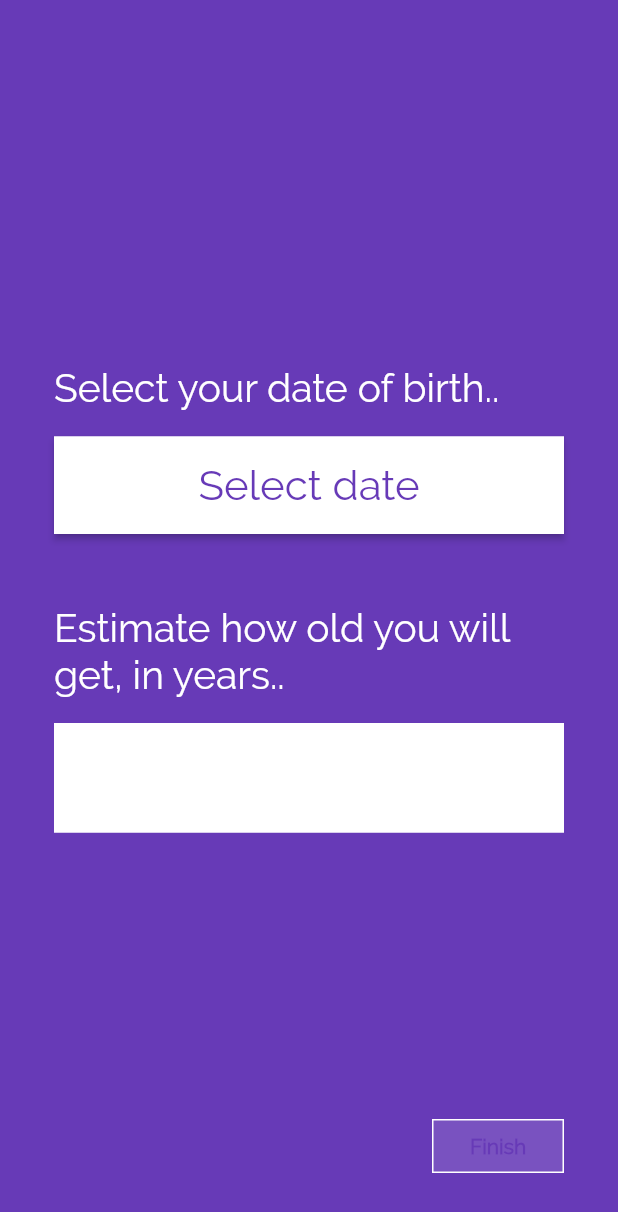
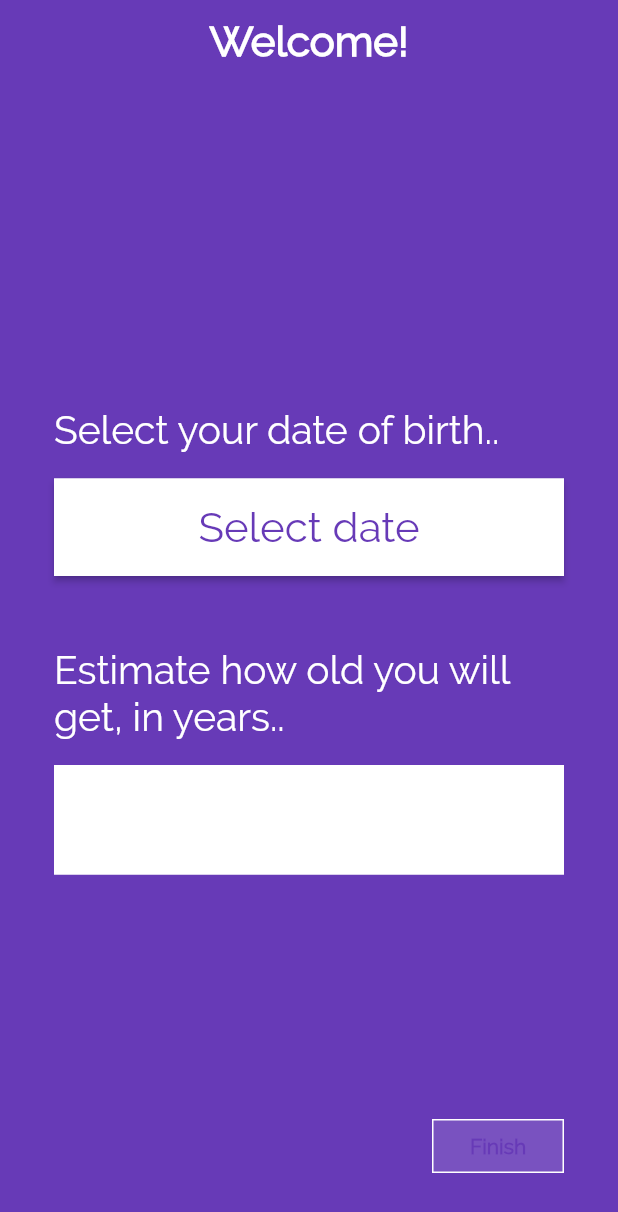
Before and after one commit to lukasschneiderapps/death_timer, a Flutter app: the screen it shows after launch, after a tap on the "edit" icon, on a phone screen of 412 x 824 dp. Shown: the top 1212 px of the screen. Run offline on Flutter 3.47's test engine with Material 2 defaults, Android fonts, the phone set to English and light mode, and no system bars; our stand-ins replace jiffy, shared_preferences; missing offline and left inert: time_machine.

Commit message:
fixes #9

```diff
--- a/lib/routes/main_route.dart
+++ b/lib/routes/main_route.dart
@@ -56,6 +56,7 @@ class MainRouteState extends State<MainRoute> {
   Widget build(BuildContext context) {
     return Scaffold(
         appBar: AppBar(
+            elevation: 0,
             actions: [
               InkWell(
                 customBorder: CircleBorder(),
@@ -72,46 +73,35 @@ class MainRouteState extends State<MainRoute> {
         backgroundColor: Colors.white,
         body: SafeArea(
             child: Container(
+                color: Colors.deepPurple,
                 padding: EdgeInsets.all(16),
                 child: Column(
                   crossAxisAlignment: CrossAxisAlignment.stretch,
                   children: <Widget>[
-                    Card(
-                        color: Colors.deepPurple,
-                        child: Padding(
-                          padding: const EdgeInsets.all(24.0),
+                    Padding(
+                      padding: const EdgeInsets.only(left: 24, top: 16, right: 24, bottom: 24),
                       child: Column(
                           crossAxisAlignment: CrossAxisAlignment.start,
                           children: timeLeftToLive == null
-                                  ? []
+                              ? [
+                                  // Loading data
+                                  Center(
+                                      child: CircularProgressIndicator(
+                                          valueColor: AlwaysStoppedAnimation(
+                                              Colors.white)))
+                                ]
                               : [
-                                      SizedBox(
-                                          height: 50,
-                                          child: Stack(
-                                            children: [
-                                              Positioned.fill(
-                                                child: LinearProgressIndicator(
-                                                    value:
-                                                        livedPercentage / 100.0,
-                                                    valueColor:
-                                                        AlwaysStoppedAnimation(
-                                                            Colors.pink)),
-                                              ),
-                                              Center(
-                                                  child: Text(
-                                                      "$livedPercentage%",
-                                                      style: TextStyle(
-                                                          color: Colors.white,
-                                                          fontSize: 28))),
-                                            ],
-                                          )),
-                                      SizedBox(height: 30),
-                                      Text(
+                                  // Data loaded
+                                  Chip(
+                                    padding: EdgeInsets.all(4),
+                                    backgroundColor: Colors.white,
+                                    label: Text(
                                       "You'll die in..",
                                       style: TextStyle(
-                                            color: Colors.white,
+                                          color: Colors.deepPurple,
                                           fontWeight: FontWeight.w500,
                                           fontSize: 30),
+                                    ),
                                   ),
                                   SizedBox(height: 10),
                                   NumberText(
@@ -130,8 +120,7 @@ class MainRouteState extends State<MainRoute> {
                                   SizedBox(height: 5),
                                   NumberText(timeLeftToLive.inDays, "days"),
                                   SizedBox(height: 5),
-                                      NumberText(
-                                          timeLeftToLive.inHours, "hours"),
+                                  NumberText(timeLeftToLive.inHours, "hours"),
                                   SizedBox(height: 5),
                                   NumberText(
                                       timeLeftToLive.inMinutes, "minutes"),
@@ -139,26 +128,51 @@ class MainRouteState extends State<MainRoute> {
                                   NumberText(
                                       timeLeftToLive.inSeconds, "seconds"),
                                   SizedBox(height: 32),
-                                      Text(
+                                  Chip(
+                                    padding: EdgeInsets.all(4),
+                                    backgroundColor: Colors.white,
+                                    label: Text(
                                       "Life span:",
                                       style: TextStyle(
-                                            color: Colors.white,
+                                          color: Colors.deepPurple,
                                           fontWeight: FontWeight.w500,
                                           fontSize: 30),
                                     ),
+                                  ),
                                   SizedBox(height: 10),
                                   Text(
-                                          dateOfBirth.toString(
-                                                  DateUtils.DATE_FORMAT) +
+                                      dateOfBirth
+                                              .toString(DateUtils.DATE_FORMAT) +
                                           " - " +
-                                              dateOfDeath.toString(
-                                                  DateUtils.DATE_FORMAT),
+                                          dateOfDeath
+                                              .toString(DateUtils.DATE_FORMAT),
                                       style: TextStyle(
                                           color: Colors.white,
                                           fontWeight: FontWeight.w200,
-                                              fontSize: 25))
+                                          fontSize: 25)),
+                                  SizedBox(height: 16),
+                                  SizedBox(
+                                      height: 50,
+                                      child: Stack(
+                                        children: [
+                                          Positioned.fill(
+                                            child: LinearProgressIndicator(
+                                                value: livedPercentage / 100.0,
+                                                valueColor:
+                                                    AlwaysStoppedAnimation(
+                                                        Colors.pink)),
+                                          ),
+                                          Center(
+                                              child: Text("$livedPercentage%",
+                                                  style: TextStyle(
+                                                      fontWeight:
+                                                          FontWeight.w600,
+                                                      color: Colors.white,
+                                                      fontSize: 28))),
+                                        ],
+                                      )),
                                 ]),
-                        )),
+                    ),
                   ],
                 ))));
   }
--- a/lib/routes/setup_route.dart
+++ b/lib/routes/setup_route.dart
@@ -28,6 +28,11 @@ class SetupRouteState extends State<SetupRoute> {
   @override
   Widget build(BuildContext context) {
     return Scaffold(
+      appBar: AppBar(
+          centerTitle: true,
+          elevation: 0,
+          title: Text("Welcome!",
+              style: TextStyle(fontWeight: FontWeight.w600, fontSize: 28))),
         backgroundColor: Colors.deepPurple,
         body: SafeArea(
           child: Container(
```
Lines whose indentation alone changed are shown as unchanged.
